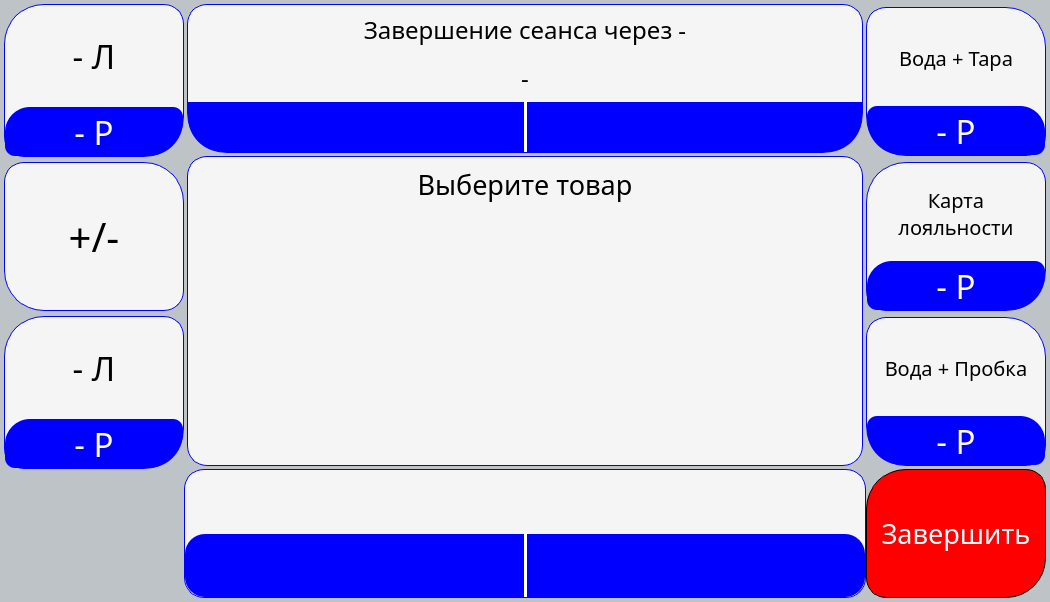
This is services/gui/resources/ui_interface/buy_window.ui in dmitriymikryukov/vodobox-pro as Qt 5 draws it before an edit. The edited form follows.
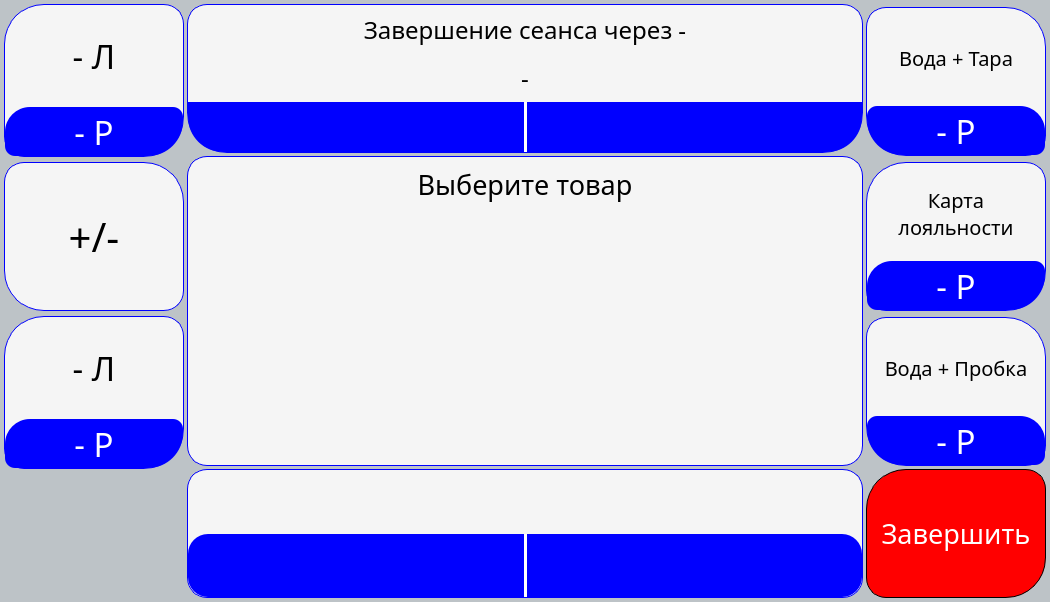
This is the edited form. Icons and pictures are not drawn.

```diff
--- a/services/gui/resources/ui_interface/buy_window.ui
+++ b/services/gui/resources/ui_interface/buy_window.ui
@@ -86,7 +86,7 @@
         </property>
         <layout class="QHBoxLayout" name="horizontalLayout_2">
          <property name="spacing">
-          <number>0</number>
+          <number>3</number>
          </property>
          <property name="leftMargin">
           <number>0</number>
```
